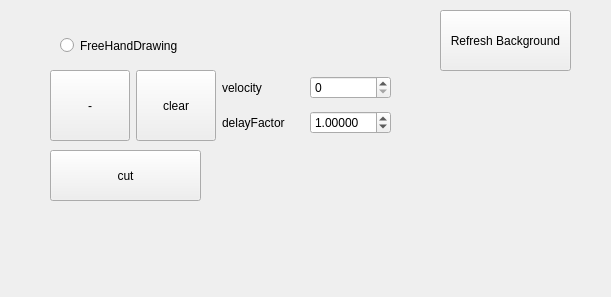
Before: the Qt Designer form pages/freehand.ui in Jogala/stageController_windows_64, drawn with Qt 5.
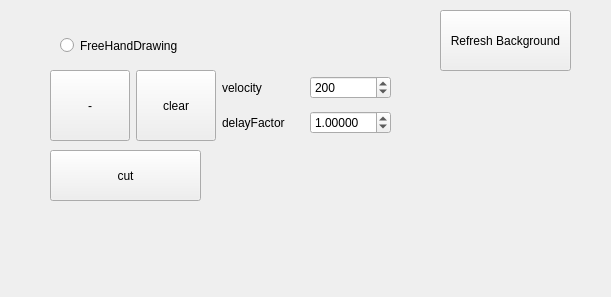
After: the same form once the commit is applied.

Diff of the .ui file:
```diff
--- a/pages/freehand.ui
+++ b/pages/freehand.ui
@@ -52,7 +52,7 @@
     <string>Refresh Background</string>
    </property>
   </widget>
-  <widget class="QWidget" name="">
+  <widget class="QWidget" name="layoutWidget">
    <property name="geometry">
     <rect>
      <x>50</x>
@@ -107,7 +107,14 @@
          </widget>
         </item>
         <item>
-         <widget class="QSpinBox" name="spinBox_velocity"/>
+         <widget class="QSpinBox" name="spinBox_velocity">
+          <property name="maximum">
+           <number>9000</number>
+          </property>
+          <property name="value">
+           <number>200</number>
+          </property>
+         </widget>
         </item>
        </layout>
       </item>
```
